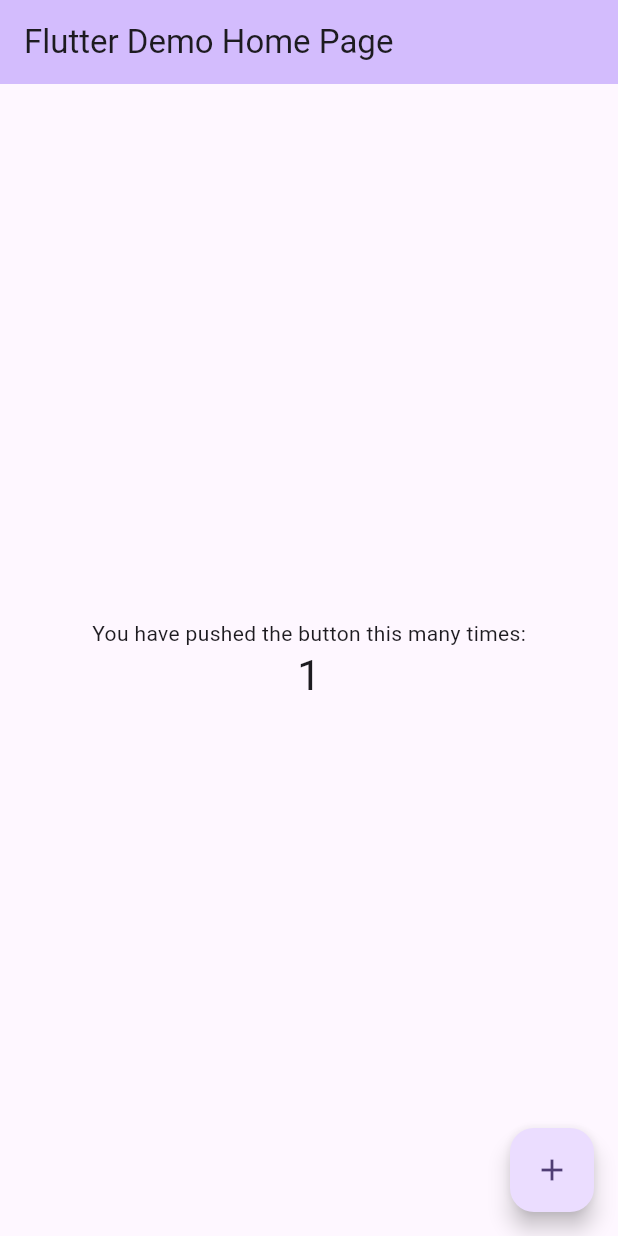
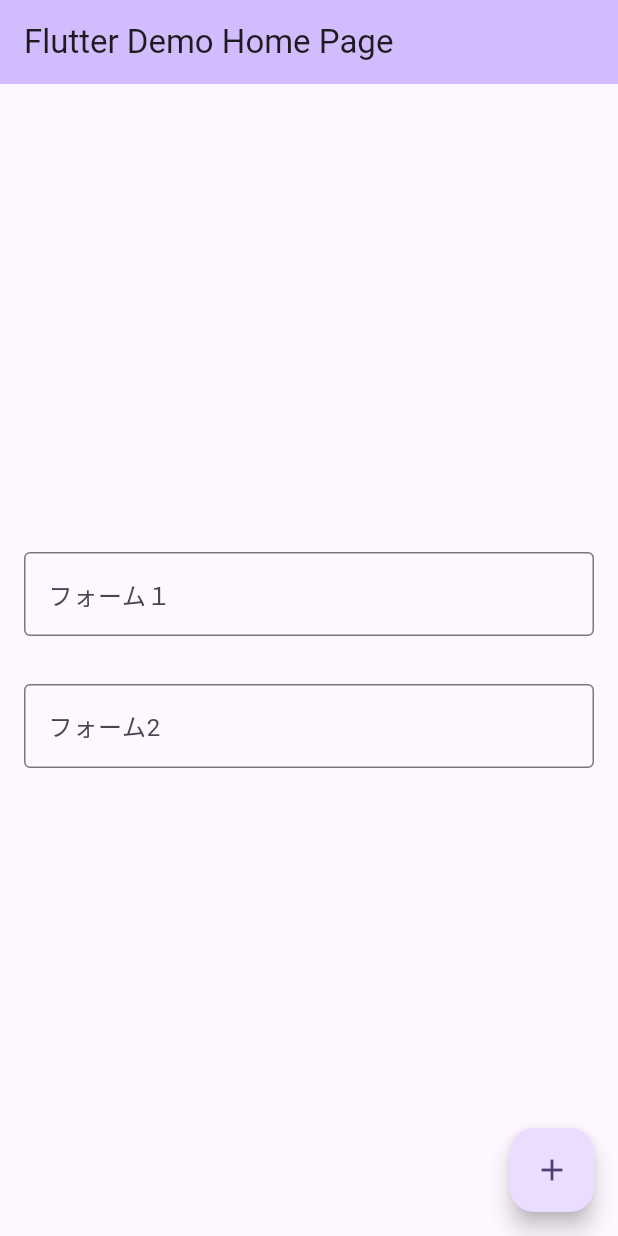
Before and after one commit to TomoyaMizumori/documents, a Flutter app: the screen it shows after launch, after a tap on the "add" icon, on a phone screen of 412 x 824 dp. Run offline on Flutter 3.47's test engine with Material 3 defaults, Android fonts, the phone set to English and light mode, and no system bars.

Commit message:
fomrまで終了

```diff
--- a/flutter/form_practice/lib/main.dart
+++ b/flutter/form_practice/lib/main.dart
@@ -30,13 +30,8 @@ class MyHomePage extends StatefulWidget {
 }
 
 class _MyHomePageState extends State<MyHomePage> {
-  int _counter = 0;
-
-  void _incrementCounter() {
-    setState(() {
-      _counter++;
-    });
-  }
+  final formKey = GlobalKey<FormState>();
+  Map<String, String> formValue = {};
 
   @override
   Widget build(BuildContext context) {
@@ -45,22 +40,38 @@ class _MyHomePageState extends State<MyHomePage> {
         backgroundColor: Theme.of(context).colorScheme.inversePrimary,
         title: Text(widget.title),
       ),
-      body: Center(
-        child: Column(
-          mainAxisAlignment: MainAxisAlignment.center,
-          children: <Widget>[
-            const Text(
-              'You have pushed the button this many times:',
-            ),
-            Text(
-              '$_counter',
-              style: Theme.of(context).textTheme.headlineMedium,
-            ),
-          ],
-        ),
-      ),
+      body: Form(
+          key: formKey,
+          child: Column(
+            mainAxisAlignment: MainAxisAlignment.center,
+            children: [
+              Padding(
+                padding: const EdgeInsets.all(16.0),
+                child: TextFormField(
+                  decoration: const InputDecoration(
+                    border: OutlineInputBorder(),
+                    labelText: 'フォーム１',
+                  ),
+                  onSaved: (value) => {formValue['form1'] = value.toString()},
+                ),
+              ),
+              Padding(
+                padding: const EdgeInsets.all(16.0),
+                child: TextFormField(
+                  decoration: const InputDecoration(
+                    border: OutlineInputBorder(),
+                    labelText: 'フォーム2',
+                  ),
+                  onSaved: (value) => {formValue['form2'] = value.toString()},
+                ),
+              ),
+            ],
+          )),
       floatingActionButton: FloatingActionButton(
-        onPressed: _incrementCounter,
+        onPressed: () {
+          formKey.currentState?.save();
+          setState(() {});
+        },
         tooltip: 'Increment',
         child: const Icon(Icons.add),
       ), // This trailing comma makes auto-formatting nicer for build methods.
```
